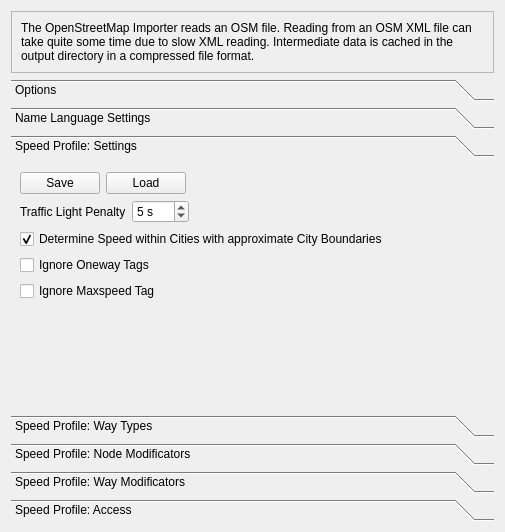
Qt form plugins/osmimporter/oisettingsdialog.ui (shentok/MoNav) before a commit.
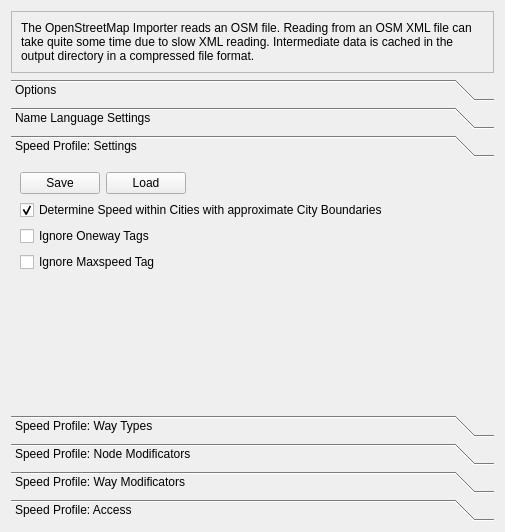
The same form after that commit. The open tabs and pages were chosen to show the change.

Diff of the .ui file:
```diff
--- a/plugins/osmimporter/oisettingsdialog.ui
+++ b/plugins/osmimporter/oisettingsdialog.ui
@@ -199,8 +199,8 @@
        <rect>
         <x>0</x>
         <y>0</y>
-        <width>437</width>
-        <height>164</height>
+        <width>487</width>
+        <height>242</height>
        </rect>
       </property>
       <attribute name="label">
@@ -238,46 +238,6 @@
          </item>
         </layout>
        </item>
-       <item>
-        <layout class="QHBoxLayout" name="horizontalLayout_4">
-         <item>
-          <widget class="QLabel" name="label_3">
-           <property name="text">
-            <string>Traffic Light Penalty</string>
-           </property>
-          </widget>
-         </item>
-         <item>
-          <widget class="QSpinBox" name="trafficLightPenalty">
-           <property name="frame">
-            <bool>true</bool>
-           </property>
-           <property name="suffix">
-            <string> s</string>
-           </property>
-           <property name="maximum">
-            <number>999</number>
-           </property>
-           <property name="value">
-            <number>5</number>
-           </property>
-          </widget>
-         </item>
-         <item>
-          <spacer name="horizontalSpacer">
-           <property name="orientation">
-            <enum>Qt::Horizontal</enum>
-           </property>
-           <property name="sizeHint" stdset="0">
-            <size>
-             <width>40</width>
-             <height>20</height>
-            </size>
-           </property>
-          </spacer>
-         </item>
-        </layout>
-       </item>
        <item>
         <widget class="QCheckBox" name="setDefaultCitySpeed">
          <property name="text">
```
Left out of the diff: 16 changed lines with no effect on the pictures.
